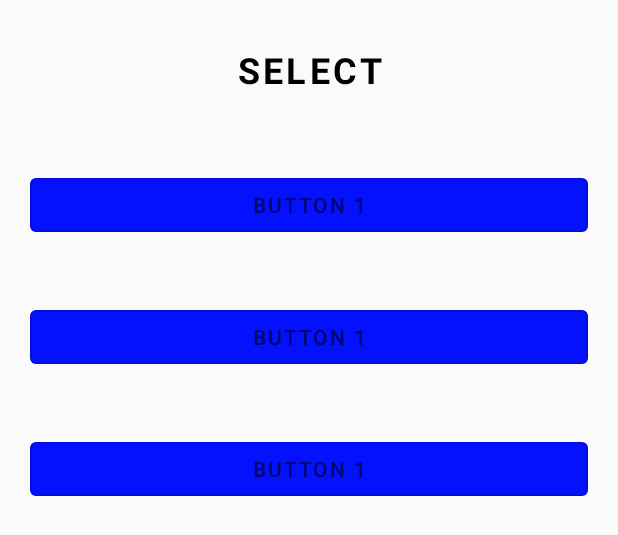
After one commit to treefunk/lilo-xpress, an Android app: the layout fragment_dialog_multiple_select.xml on its own in the app's theme, with its tools: preview values and no code run, on a phone screen of 412 x 824 dp. The commit adds this screen. Shown: the top 535 px of the screen. Run offline under Robolectric (Android 15) with nearby library versions, the phone set to English and light mode, and no system bars.

Commit message:
Started design revision

```diff
--- /dev/null
+++ b/app/src/main/res/layout/fragment_dialog_multiple_select.xml
@@ -0,0 +1,27 @@
+<?xml version="1.0" encoding="utf-8"?>
+<RelativeLayout xmlns:android="http://schemas.android.com/apk/res/android"
+    android:layout_width="match_parent"
+    android:layout_height="match_parent"
+    xmlns:app="http://schemas.android.com/apk/res-auto"
+    xmlns:tools="http://schemas.android.com/tools">
+
+    <TextView
+        android:id="@+id/tv_select_header"
+        android:layout_width="match_parent"
+        android:layout_height="wrap_content"
+
+        android:gravity="center"
+        android:text="SELECT"
+        style="@style/LiloTextBody1"
+        android:padding="30dp"
+        />
+
+    <androidx.recyclerview.widget.RecyclerView
+        android:id="@+id/rv_selections"
+        android:layout_width="match_parent"
+        android:layout_height="wrap_content"
+        android:layout_below="@id/tv_select_header"
+        tools:listitem="@layout/list_item_selection"
+        />
+
+</RelativeLayout>
--- /dev/null
+++ b/app/src/main/res/layout/list_item_selection.xml
@@ -0,0 +1,24 @@
+<?xml version="1.0" encoding="utf-8"?>
+<RelativeLayout xmlns:android="http://schemas.android.com/apk/res/android"
+    android:layout_width="match_parent"
+    android:layout_height="wrap_content"
+    xmlns:app="http://schemas.android.com/apk/res-auto"
+    android:padding="20dp">
+
+
+    <com.google.android.material.button.MaterialButtonToggleGroup
+        android:id="@+id/toggleButton"
+        android:layout_width="match_parent"
+        android:layout_height="match_parent">
+        <com.google.android.material.button.MaterialButton
+            android:id="@+id/btn_select"
+            android:layout_width="match_parent"
+            android:layout_height="match_parent"
+            android:text="Button 1"
+            app:backgroundTint="@color/colorBlueTab"
+            app:iconTint="@color/colorRedTab"
+            style="?attr/materialButtonOutlinedStyle"
+            />
+    </com.google.android.material.button.MaterialButtonToggleGroup>
+
+</RelativeLayout>
```
Also changed, not shown: app/src/main/java/com/myoptimind/lilo_xpress/guestlogin/DialogMultipleSelectFragment.kt (added, +23 -0 lines), app/src/main/java/com/myoptimind/lilo_xpress/guestlogin/DialogMultipleServices.kt (added, +56 -0 lines), app/src/main/java/com/myoptimind/lilo_xpress/guestlogin/MultipleSelectAdapter.kt (added, +38 -0 lines), app/src/main/java/com/myoptimind/lilo_xpress/guestlogin/tabs/GuestLoginPurposeFragment.kt (+16 -6 lines).
